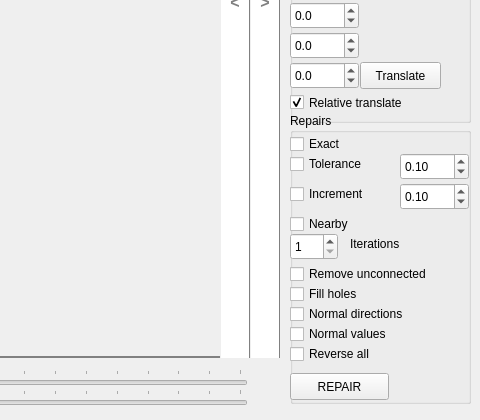
First picture: the form in window.ui, repository admesh/ADMeshGUI, before the edit; both pictures show x 549 to 1029 and y 354 to 774 of the 1029 by 774 pixel window.
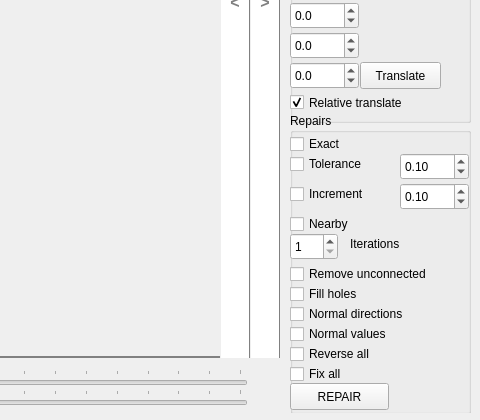
Second picture: the form after the edit. Custom widgets are drawn as their Qt base class.

The edit to the form file:
```diff
--- a/window.ui
+++ b/window.ui
@@ -726,7 +726,7 @@
           <x>10</x>
           <y>460</y>
           <width>181</width>
-          <height>291</height>
+          <height>301</height>
          </rect>
         </property>
         <property name="title">
@@ -917,7 +917,7 @@
          <property name="geometry">
           <rect>
            <x>0</x>
-           <y>260</y>
+           <y>270</y>
            <width>99</width>
            <height>27</height>
           </rect>
@@ -926,6 +926,19 @@
           <string>REPAIR</string>
          </property>
         </widget>
+        <widget class="QCheckBox" name="fixAllBox">
+         <property name="geometry">
+          <rect>
+           <x>0</x>
+           <y>250</y>
+           <width>98</width>
+           <height>22</height>
+          </rect>
+         </property>
+         <property name="text">
+          <string>Fix all</string>
+         </property>
+        </widget>
        </widget>
       </widget>
      </item>
```
